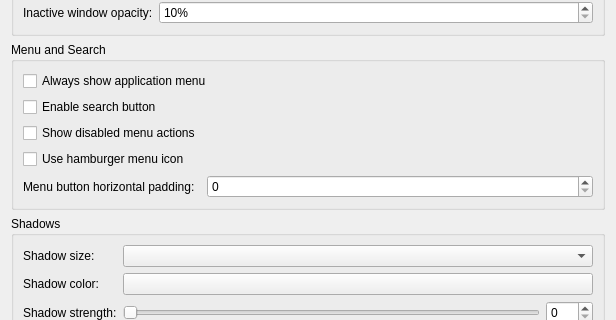
Qt form src/kcm/config.ui (guiodic/material-decoration) before a commit; both pictures show x 0 to 616 and y 124 to 444 of the 616 by 749 pixel window.
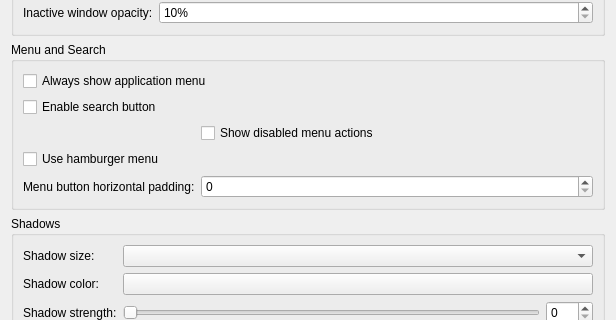
The same form after that commit. Custom widgets are drawn as their Qt base class.

Commit message: Config module refinements

Patch:
```diff
--- a/src/kcm/config.ui
+++ b/src/kcm/config.ui
@@ -103,33 +103,30 @@
         </property>
        </widget>
       </item>
+      <item row="2" column="1">
+       <widget class="QCheckBox" name="kcfg_ShowDisabledActions">
+        <property name="text">
+         <string>Show disabled menu actions</string>
+        </property>
+       </widget>
+      </item>
       <item row="3" column="0" colspan="2">
        <widget class="QCheckBox" name="kcfg_HamburgerMenu">
         <property name="text">
-         <string>Use hamburger menu icon</string>
+         <string>Use hamburger menu</string>
         </property>
        </widget>
       </item>
-      <item row="5" column="0">
+      <item row="4" column="0">
        <widget class="QLabel" name="label_5">
         <property name="text">
          <string>Menu button horizontal padding:</string>
         </property>
        </widget>
       </item>
-      <item row="5" column="1">
+      <item row="4" column="1">
        <widget class="QSpinBox" name="kcfg_MenuButtonHorzPadding"/>
       </item>
-      <item row="2" column="0">
-       <widget class="QCheckBox" name="kcfg_ShowDisabledActions">
-        <property name="enabled">
-         <bool>true</bool>
-        </property>
-        <property name="text">
-         <string>Show disabled menu actions</string>
-        </property>
-       </widget>
-      </item>
      </layout>
     </widget>
    </item>
@@ -174,7 +171,7 @@
            <number>255</number>
           </property>
           <property name="orientation">
-           <enum>Qt::Orientation::Horizontal</enum>
+           <enum>Qt::Horizontal</enum>
           </property>
          </widget>
         </item>
@@ -229,7 +226,7 @@
    <item>
     <spacer name="verticalSpacer">
      <property name="orientation">
-      <enum>Qt::Orientation::Vertical</enum>
+      <enum>Qt::Vertical</enum>
      </property>
      <property name="sizeHint" stdset="0">
       <size>
```
The commit also changes 1 other file.
